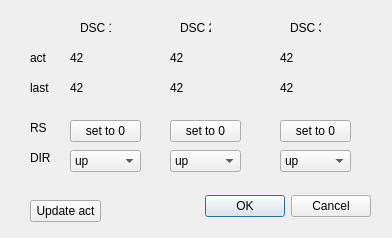
The window that escam/dialogdsc.ui (Entwicklungsburo-Stresing/EBST_CAM) describes before a commit, drawn with Qt 5.
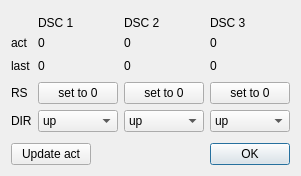
The same window after the commit.

What changed in the file:
```diff
--- a/escam/dialogdsc.ui
+++ b/escam/dialogdsc.ui
@@ -6,310 +6,246 @@
    <rect>
     <x>0</x>
     <y>0</y>
-    <width>392</width>
-    <height>238</height>
+    <width>293</width>
+    <height>176</height>
    </rect>
   </property>
   <property name="windowTitle">
    <string>Delay Stage Counter</string>
   </property>
-  <widget class="QDialogButtonBox" name="buttonBox">
-   <property name="geometry">
-    <rect>
-     <x>30</x>
-     <y>190</y>
-     <width>341</width>
-     <height>32</height>
-    </rect>
-   </property>
-   <property name="orientation">
-    <enum>Qt::Horizontal</enum>
-   </property>
-   <property name="standardButtons">
-    <set>QDialogButtonBox::Cancel|QDialogButtonBox::Ok</set>
-   </property>
-  </widget>
-  <widget class="QLabel" name="label">
-   <property name="geometry">
-    <rect>
-     <x>80</x>
-     <y>20</y>
-     <width>31</width>
-     <height>16</height>
-    </rect>
-   </property>
-   <property name="text">
-    <string>DSC 1</string>
-   </property>
-  </widget>
-  <widget class="QLabel" name="label_2">
-   <property name="geometry">
-    <rect>
-     <x>180</x>
-     <y>20</y>
-     <width>31</width>
-     <height>16</height>
-    </rect>
-   </property>
-   <property name="text">
-    <string>DSC 2</string>
-   </property>
-  </widget>
-  <widget class="QLabel" name="label_3">
-   <property name="geometry">
-    <rect>
-     <x>290</x>
-     <y>20</y>
-     <width>31</width>
-     <height>16</height>
-    </rect>
-   </property>
-   <property name="text">
-    <string>DSC 3</string>
-   </property>
-  </widget>
-  <widget class="QLabel" name="label_4">
-   <property name="geometry">
-    <rect>
-     <x>30</x>
-     <y>50</y>
-     <width>31</width>
-     <height>16</height>
-    </rect>
-   </property>
-   <property name="text">
-    <string>act</string>
-   </property>
-  </widget>
-  <widget class="QLabel" name="label_5">
-   <property name="geometry">
-    <rect>
-     <x>30</x>
-     <y>80</y>
-     <width>31</width>
-     <height>16</height>
-    </rect>
-   </property>
-   <property name="text">
-    <string>last</string>
-   </property>
-  </widget>
-  <widget class="QLabel" name="label_6">
-   <property name="geometry">
-    <rect>
-     <x>30</x>
-     <y>120</y>
-     <width>31</width>
-     <height>16</height>
-    </rect>
-   </property>
-   <property name="text">
-    <string>RS</string>
-   </property>
-  </widget>
-  <widget class="QLabel" name="label_7">
-   <property name="geometry">
-    <rect>
-     <x>30</x>
-     <y>150</y>
-     <width>31</width>
-     <height>16</height>
-    </rect>
-   </property>
-   <property name="text">
-    <string>DIR</string>
-   </property>
-  </widget>
-  <widget class="QComboBox" name="comboBox_DIR_DSC_1">
-   <property name="geometry">
-    <rect>
-     <x>70</x>
-     <y>150</y>
-     <width>71</width>
-     <height>22</height>
-    </rect>
-   </property>
+  <layout class="QVBoxLayout" name="verticalLayout">
    <item>
-    <property name="text">
-     <string>up</string>
-    </property>
+    <spacer name="verticalSpacer_2">
+     <property name="orientation">
+      <enum>Qt::Vertical</enum>
+     </property>
+     <property name="sizeHint" stdset="0">
+      <size>
+       <width>20</width>
+       <height>40</height>
+      </size>
+     </property>
+    </spacer>
    </item>
    <item>
-    <property name="text">
-     <string>down</string>
-    </property>
+    <layout class="QGridLayout" name="gridLayout">
+     <item row="2" column="2">
+      <widget class="QLabel" name="label_last_DSC_1">
+       <property name="text">
+        <string>0</string>
+       </property>
+      </widget>
+     </item>
+     <item row="2" column="3">
+      <widget class="QLabel" name="label_last_DSC_2">
+       <property name="text">
+        <string>0</string>
+       </property>
+      </widget>
+     </item>
+     <item row="1" column="4">
+      <widget class="QLabel" name="label_act_DSC_3">
+       <property name="text">
+        <string>0</string>
+       </property>
+      </widget>
+     </item>
+     <item row="1" column="1">
+      <widget class="QLabel" name="label_4">
+       <property name="text">
+        <string>act</string>
+       </property>
+      </widget>
+     </item>
+     <item row="0" column="4">
+      <widget class="QLabel" name="label_3">
+       <property name="text">
+        <string>DSC 3</string>
+       </property>
+      </widget>
+     </item>
+     <item row="0" column="3">
+      <widget class="QLabel" name="label_2">
+       <property name="text">
+        <string>DSC 2</string>
+       </property>
+      </widget>
+     </item>
+     <item row="0" column="2">
+      <widget class="QLabel" name="label">
+       <property name="text">
+        <string>DSC 1</string>
+       </property>
+      </widget>
+     </item>
+     <item row="2" column="1">
+      <widget class="QLabel" name="label_5">
+       <property name="text">
+        <string>last</string>
+       </property>
+      </widget>
+     </item>
+     <item row="4" column="1">
+      <widget class="QLabel" name="label_7">
+       <property name="text">
+        <string>DIR</string>
+       </property>
+      </widget>
+     </item>
+     <item row="1" column="2">
+      <widget class="QLabel" name="label_act_DSC_1">
+       <property name="text">
+        <string>0</string>
+       </property>
+      </widget>
+     </item>
+     <item row="1" column="3">
+      <widget class="QLabel" name="label_act_DSC_2">
+       <property name="text">
+        <string>0</string>
+       </property>
+      </widget>
+     </item>
+     <item row="4" column="4">
+      <widget class="QComboBox" name="comboBox_DIR_DSC_3">
+       <item>
+        <property name="text">
+         <string>up</string>
+        </property>
+       </item>
+       <item>
+        <property name="text">
+         <string>down</string>
+        </property>
+       </item>
+      </widget>
+     </item>
+     <item row="2" column="4">
+      <widget class="QLabel" name="label_last_DSC_3">
+       <property name="text">
+        <string>0</string>
+       </property>
+      </widget>
+     </item>
+     <item row="3" column="1">
+      <widget class="QLabel" name="label_6">
+       <property name="text">
+        <string>RS</string>
+       </property>
+      </widget>
+     </item>
+     <item row="3" column="4">
+      <widget class="QPushButton" name="pushButton_RS_DSC_3">
+       <property name="text">
+        <string>set to 0</string>
+       </property>
+      </widget>
+     </item>
+     <item row="2" column="5">
+      <spacer name="horizontalSpacer">
+       <property name="orientation">
+        <enum>Qt::Horizontal</enum>
+       </property>
+       <property name="sizeHint" stdset="0">
+        <size>
+         <width>40</width>
+         <height>20</height>
+        </size>
+       </property>
+      </spacer>
+     </item>
+     <item row="4" column="3">
+      <widget class="QComboBox" name="comboBox_DIR_DSC_2">
+       <item>
+        <property name="text">
+         <string>up</string>
+        </property>
+       </item>
+       <item>
+        <property name="text">
+         <string>down</string>
+        </property>
+       </item>
+      </widget>
+     </item>
+     <item row="3" column="3">
+      <widget class="QPushButton" name="pushButton_RS_DSC_2">
+       <property name="text">
+        <string>set to 0</string>
+       </property>
+      </widget>
+     </item>
+     <item row="4" column="2">
+      <widget class="QComboBox" name="comboBox_DIR_DSC_1">
+       <item>
+        <property name="text">
+         <string>up</string>
+        </property>
+       </item>
+       <item>
+        <property name="text">
+         <string>down</string>
+        </property>
+       </item>
+      </widget>
+     </item>
+     <item row="3" column="2">
+      <widget class="QPushButton" name="pushButton_RS_DSC_1">
+       <property name="text">
+        <string>set to 0</string>
+       </property>
+      </widget>
+     </item>
+     <item row="2" column="0">
+      <spacer name="horizontalSpacer_2">
+       <property name="orientation">
+        <enum>Qt::Horizontal</enum>
+       </property>
+       <property name="sizeHint" stdset="0">
+        <size>
+         <width>40</width>
+         <height>20</height>
+        </size>
+       </property>
+      </spacer>
+     </item>
+    </layout>
    </item>
-  </widget>
-  <widget class="QComboBox" name="comboBox_DIR_DSC_2">
-   <property name="geometry">
-    <rect>
-     <x>170</x>
-     <y>150</y>
-     <width>71</width>
-     <height>22</height>
-    </rect>
-   </property>
    <item>
-    <property name="text">
-     <string>up</string>
-    </property>
+    <spacer name="verticalSpacer">
+     <property name="orientation">
+      <enum>Qt::Vertical</enum>
+     </property>
+     <property name="sizeHint" stdset="0">
+      <size>
+       <width>20</width>
+       <height>40</height>
+      </size>
+     </property>
+    </spacer>
    </item>
    <item>
-    <property name="text">
-     <string>down</string>
-    </property>
+    <layout class="QHBoxLayout" name="horizontalLayout">
+     <item>
+      <widget class="QPushButton" name="pushButton_update_act">
+       <property name="text">
+        <string>Update act</string>
+       </property>
+      </widget>
+     </item>
+     <item>
+      <widget class="QDialogButtonBox" name="buttonBox">
+       <property name="orientation">
+        <enum>Qt::Horizontal</enum>
+       </property>
+       <property name="standardButtons">
+        <set>QDialogButtonBox::Ok</set>
+       </property>
+      </widget>
+     </item>
+    </layout>
    </item>
-  </widget>
-  <widget class="QComboBox" name="comboBox_DIR_DSC_3">
-   <property name="geometry">
-    <rect>
-     <x>280</x>
-     <y>150</y>
-     <width>71</width>
-     <height>22</height>
-    </rect>
-   </property>
-   <item>
-    <property name="text">
-     <string>up</string>
-    </property>
-   </item>
-   <item>
-    <property name="text">
-     <string>down</string>
-    </property>
-   </item>
-  </widget>
-  <widget class="QLabel" name="label_act_DSC_1">
-   <property name="geometry">
-    <rect>
-     <x>70</x>
-     <y>50</y>
-     <width>61</width>
-     <height>16</height>
-    </rect>
-   </property>
-   <property name="text">
-    <string>42</string>
-   </property>
-  </widget>
-  <widget class="QLabel" name="label_act_DSC_2">
-   <property name="geometry">
-    <rect>
-     <x>170</x>
-     <y>50</y>
-     <width>71</width>
-     <height>16</height>
-    </rect>
-   </property>
-   <property name="text">
-    <string>42</string>
-   </property>
-  </widget>
-  <widget class="QLabel" name="label_act_DSC_3">
-   <property name="geometry">
-    <rect>
-     <x>280</x>
-     <y>50</y>
-     <width>71</width>
-     <height>16</height>
-    </rect>
-   </property>
-   <property name="text">
-    <string>42</string>
-   </property>
-  </widget>
-  <widget class="QLabel" name="label_last_DSC_1">
-   <property name="geometry">
-    <rect>
-     <x>70</x>
-     <y>80</y>
-     <width>71</width>
-     <height>16</height>
-    </rect>
-   </property>
-   <property name="text">
-    <string>42</string>
-   </property>
-  </widget>
-  <widget class="QLabel" name="label_last_DSC_2">
-   <property name="geometry">
-    <rect>
-     <x>170</x>
-     <y>80</y>
-     <width>71</width>
-     <height>16</height>
-    </rect>
-   </property>
-   <property name="text">
-    <string>42</string>
-   </property>
-  </widget>
-  <widget class="QLabel" name="label_last_DSC_3">
-   <property name="geometry">
-    <rect>
-     <x>280</x>
-     <y>80</y>
-     <width>71</width>
-     <height>16</height>
-    </rect>
-   </property>
-   <property name="text">
-    <string>42</string>
-   </property>
-  </widget>
-  <widget class="QPushButton" name="pushButton_RS_DSC_1">
-   <property name="geometry">
-    <rect>
-     <x>70</x>
-     <y>120</y>
-     <width>71</width>
-     <height>22</height>
-    </rect>
-   </property>
-   <property name="text">
-    <string>set to 0</string>
-   </property>
-  </widget>
-  <widget class="QPushButton" name="pushButton_RS_DSC_2">
-   <property name="geometry">
-    <rect>
-     <x>170</x>
-     <y>120</y>
-     <width>71</width>
-     <height>22</height>
-    </rect>
-   </property>
-   <property name="text">
-    <string>set to 0</string>
-   </property>
-  </widget>
-  <widget class="QPushButton" name="pushButton_RS_DSC_3">
-   <property name="geometry">
-    <rect>
-     <x>280</x>
-     <y>120</y>
-     <width>71</width>
-     <height>22</height>
-    </rect>
-   </property>
-   <property name="text">
-    <string>set to 0</string>
-   </property>
-  </widget>
-  <widget class="QPushButton" name="pushButton_update_act">
-   <property name="geometry">
-    <rect>
-     <x>30</x>
-     <y>200</y>
-     <width>71</width>
-     <height>22</height>
-    </rect>
-   </property>
-   <property name="text">
-    <string>Update act</string>
-   </property>
-  </widget>
+  </layout>
  </widget>
  <resources/>
  <connections>
```
